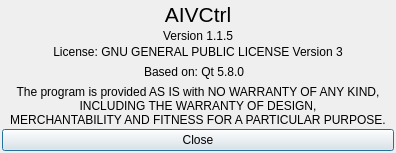
The window that aivctrl/about.ui (ptstream/QtUPnP) describes before a commit, drawn with Qt 5.
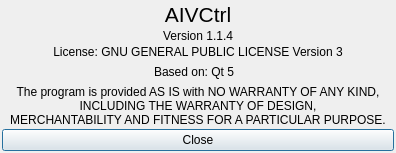
The same window after the commit. Icons and pictures are not drawn.

The edit to the form file:
```diff
--- a/aivctrl/about.ui
+++ b/aivctrl/about.ui
@@ -51,7 +51,7 @@
    <item>
     <widget class="QLabel" name="m_version">
      <property name="text">
-      <string>Version 1.1.5</string>
+      <string>Version 1.1.4</string>
      </property>
      <property name="alignment">
       <set>Qt::AlignCenter</set>
@@ -99,7 +99,7 @@
      <item>
       <widget class="QLabel" name="label_2">
        <property name="text">
-        <string>Based on: Qt 5.8.0</string>
+        <string>Based on: Qt 5</string>
        </property>
       </widget>
      </item>
```
